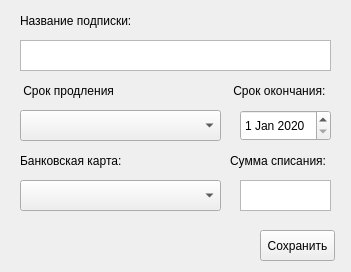
feranic12/PayPlanner, file widget_add.ui: the form before one commit.
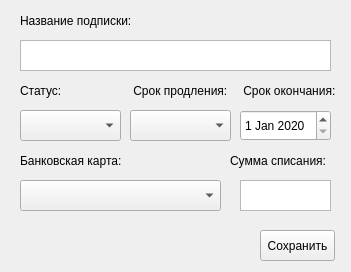
The form after the commit.

The edit to the form file:
```diff
--- a/widget_add.ui
+++ b/widget_add.ui
@@ -62,14 +62,14 @@
   <widget class="QLabel" name="label_3">
    <property name="geometry">
     <rect>
-     <x>20</x>
+     <x>130</x>
      <y>80</y>
-     <width>111</width>
+     <width>101</width>
      <height>21</height>
     </rect>
    </property>
    <property name="text">
-    <string> Срок продления</string>
+    <string> Срок продления:</string>
    </property>
   </widget>
   <widget class="QDateEdit" name="dateEdit">
@@ -115,9 +115,9 @@
   <widget class="QLabel" name="label_5">
    <property name="geometry">
     <rect>
-     <x>230</x>
+     <x>240</x>
      <y>80</y>
-     <width>111</width>
+     <width>101</width>
      <height>21</height>
     </rect>
    </property>
@@ -128,9 +128,9 @@
   <widget class="QComboBox" name="comboBox_2">
    <property name="geometry">
     <rect>
-     <x>20</x>
+     <x>130</x>
      <y>110</y>
-     <width>201</width>
+     <width>101</width>
      <height>31</height>
     </rect>
    </property>
@@ -148,6 +148,29 @@
     <string>Сохранить</string>
    </property>
   </widget>
+  <widget class="QComboBox" name="comboBox_3">
+   <property name="geometry">
+    <rect>
+     <x>20</x>
+     <y>110</y>
+     <width>101</width>
+     <height>31</height>
+    </rect>
+   </property>
+  </widget>
+  <widget class="QLabel" name="label_6">
+   <property name="geometry">
+    <rect>
+     <x>20</x>
+     <y>80</y>
+     <width>101</width>
+     <height>21</height>
+    </rect>
+   </property>
+   <property name="text">
+    <string>Статус:</string>
+   </property>
+  </widget>
  </widget>
  <resources/>
  <connections/>
```
